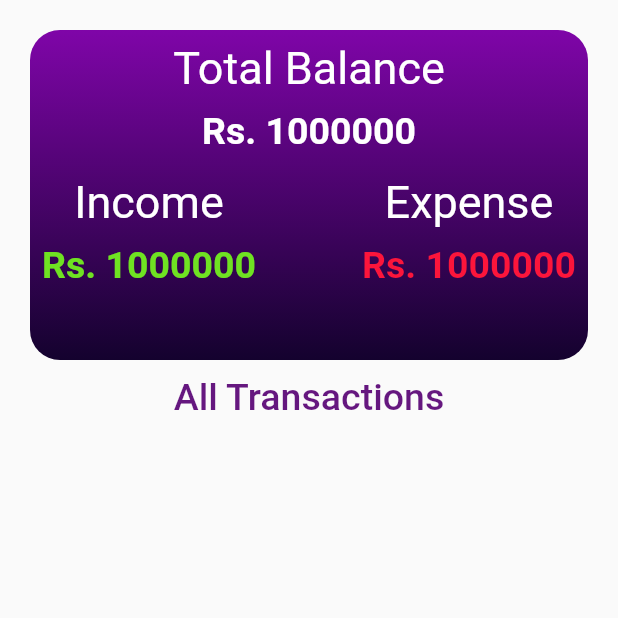
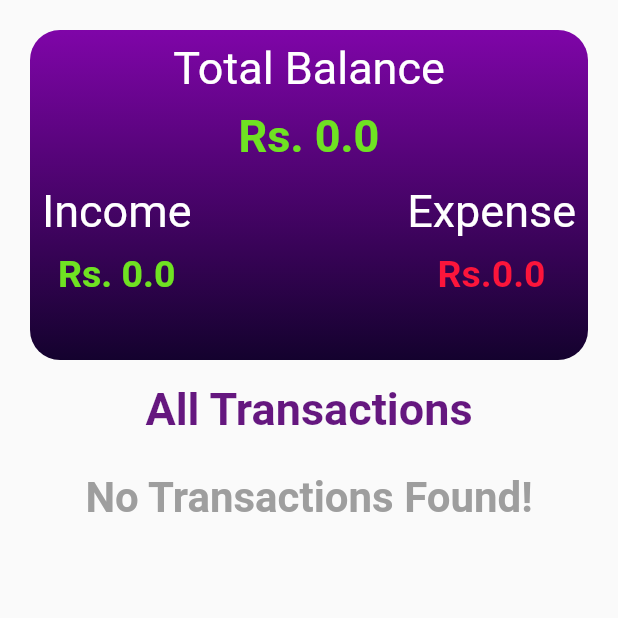
Before and after one commit to looohaar/CashBook, a Flutter app: the TransactionHistory screen opened directly, on a phone screen of 412 x 824 dp, the top half of it. Run offline on Flutter 3.47's test engine with Material 2 defaults, Android fonts, the phone set to English and light mode, and no system bars; our stand-ins replace flutter_spinkit, google_fonts, hive, hive_flutter, shared_preferences; accounts and stored records are empty; Roboto replaces fonts that are missing (Signika).

Commit message:
All transactions

```diff
--- a/lib/screens/home/screensinhome/screen_transactions.dart
+++ b/lib/screens/home/screensinhome/screen_transactions.dart
@@ -1,6 +1,7 @@
 import 'dart:ui';
 
 import 'package:cash_book/main.dart';
+import 'package:cash_book/screens/home/screensinhome/screen_addtransactions.dart';
 import 'package:cash_book/utils/colors.dart';
 import 'package:cash_book/utils/reusable_widgets.dart';
 import 'package:flutter/material.dart';
@@ -8,6 +9,7 @@ import 'package:flutter/src/foundation/key.dart';
 import 'package:flutter/src/widgets/framework.dart';
 import 'package:google_fonts/google_fonts.dart';
 import 'package:hive_flutter/adapters.dart';
+import 'package:intl/intl.dart';
 
 import '../../../models/model_class.dart';
 
@@ -28,7 +30,14 @@ class _TransactionHistoryState extends State<TransactionHistory> {
           child: Column(
             mainAxisAlignment: MainAxisAlignment.start,
             children: [
-              Container(
+              ValueListenableBuilder(
+                valueListenable: transactionsVariable.listenable(),
+                builder: (BuildContext context, Box<Transactions> newBox, Widget? child){
+                  List<Transactions> transactionList= newBox.values.toList();
+                  double totalIncome= totalAmount(transactionList)[0];
+                  double totalExpense= totalAmount(transactionList)[1];
+
+                  return Container(
                     height: 220,
                     // width: double.infinity,
                     // color: buttonColor,
@@ -58,10 +67,10 @@ class _TransactionHistoryState extends State<TransactionHistory> {
                           ),
                           hdivider1,
                           Text(
-                          'Rs. 1000000',
+                            'Rs. ${totalIncome - totalExpense}',
                             style: GoogleFonts.signika(
-                            fontSize: 25,
-                            color: Colors.white,
+                              fontSize: 30,
+                              color: totalIncome - totalExpense< 0 ?expenseColor:incomeColor,
                               fontWeight: FontWeight.w700,
                             ),
                             textAlign: TextAlign.center,
@@ -82,7 +91,7 @@ class _TransactionHistoryState extends State<TransactionHistory> {
                                   ),
                                   hdivider1,
                                   Text(
-                                  'Rs. 1000000',
+                                    'Rs. $totalIncome',
                                     style: GoogleFonts.signika(
                                       fontSize: 25,
                                       color: incomeColor,
@@ -105,7 +114,7 @@ class _TransactionHistoryState extends State<TransactionHistory> {
                                   ),
                                   hdivider1,
                                   Text(
-                                  'Rs. 1000000',
+                                    'Rs.$totalExpense',
                                     style: GoogleFonts.signika(
                                       fontSize: 25,
                                       color: expenseColor,
@@ -120,31 +129,96 @@ class _TransactionHistoryState extends State<TransactionHistory> {
                         ],
                       ),
                     ),
+                  );
+
+                },
+
               ),
-              hdivider1,
+            hdivider2,
               Container(
                 child: Text('All Transactions',style: GoogleFonts.signika(
-                  fontSize: 25,
+                  fontSize: 30,
                   color: headingColor,
-                  fontWeight: FontWeight.w500
+                  fontWeight: FontWeight.w700
                 ),),
               ),
-              Expanded(
-                child: ValueListenableBuilder(
-                  valueListenable: transactionsVariable.listenable() ,
-                  builder: (BuildContext context, Box<Transactions> newBox, Widget? child) {
-                    List <Transactions> listoftransactions =transactionHistory(newBox);
-                    return ListView.builder(
-                      itemBuilder: (context,index){
-                        return ListTile(
-                          // leading: listoftransactions[index],
+              hdivider2,
+               hdivider1,
+
+              ValueListenableBuilder(
+                valueListenable: transactionsVariable.listenable(),
+                builder: (BuildContext context, Box<Transactions> newBox, Widget? child){
+                  List<Transactions> transactionTileList= newBox.values.toList();
+                 return transactionTileList.length==0
+                 ||transactionTileList.isEmpty||
+                 transactionTileList.length== null
+                 ?  Center(
+                  child: Text('No Transactions Found!',
+                  style: GoogleFonts.signika(
+                    fontSize: 28,
+                    fontWeight: FontWeight.w700,
+                    color: Colors.grey
+
+                  ),
+                  ),
+                 )
+                 : ListView.separated(
+                  shrinkWrap: true,
+                  itemBuilder: (BuildContext context, int index){
+                    return GestureDetector(
+                      onLongPress: ()=>showDialog(
+                        context: context,
+                         builder: (context){
+                          return AlertDialog(
+                            title: Text('Delete Transaction',style: GoogleFonts.signika(fontSize: 30,color: buttonColor),
+                            textAlign: TextAlign.center,
+                            ),
+                            content: Text('Are You Sure You Want To Delete ?',style: GoogleFonts.signika(fontSize: 20,color: Colors.black),
+                            textAlign: TextAlign.center,),
+                            actions: [
+                              TextButton(
+                                onPressed: (){
+                                  newBox.delete(transactionTileList[index].key);
+                                  Navigator.pop(context);
+                                },
+                                child: Text('Yes',style: GoogleFonts.signika(fontSize: 20, color: Colors.black)
+                                )
+                                ),
+                                TextButton( onPressed: (){
+                                  Navigator.pop(context);
+                                },
+                                child: Text('No',style: GoogleFonts.signika(fontSize: 20, color: Colors.black,)
+                                )
+                                )
+                            ],
+
                           );
                          }
+                      ),
+                      onTap: (){
+                        Navigator.push(context, MaterialPageRoute(builder: (context)=>AddTransactions()));
+                      },
+                      child: CustomTransactionCard(
+                        amount: 'Rs. ${transactionTileList[index].amount}',
+                         category: transactionTileList[index].categories,
+                          color: transactionTileList[index].transactionType? incomeColor: expenseColor,
+
+                           date: DateFormat('EEEE,d MMM').format(transactionTileList[index].date)
+
+                           ),
+
                     );
                   },
 
-                ),
-                ),
+                  separatorBuilder: (BuildContext context, int index) {
+                    return const SizedBox.shrink();
+                   },
+
+                     itemCount: transactionTileList.length,
+                  );
+                }
+                )
+
             ],
 
           ),
@@ -164,3 +238,22 @@ List<Transactions> transactionHistory(Box<Transactions> box){
   }
   return transactionlist;
 }
+
+
+List<double> totalAmount(List<Transactions> list){
+  double totalIncome=0;
+  double totalExpense=0;
+  List<double> totalAmountList=[];
+  for (int i = 0; i < list.length; i++) {
+    if (list[i].transactionType==true) {
+      totalIncome=totalIncome + list[i].amount;
+
+    }else{
+      totalExpense=totalExpense + list[i].amount;
+    }
+
+  }
+  totalAmountList.add(totalIncome);
+  totalAmountList.add(totalExpense);
+  return totalAmountList;
+}
```
Lines whose indentation alone changed are shown as unchanged.
